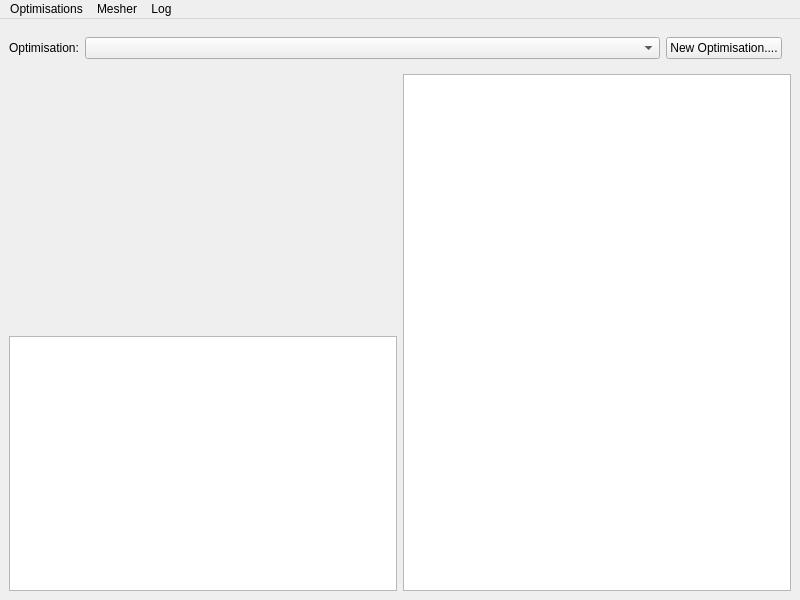
This is Gui/MainWindow.ui in DrBenEvans/AerOptGUI as Qt 5 draws it before an edit. The edited form follows.
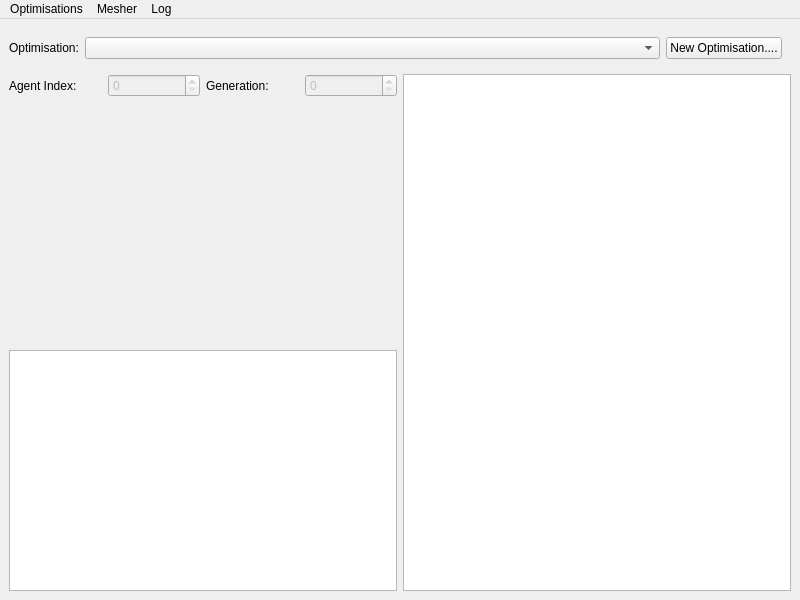
This is the edited form. Custom widgets are drawn as their Qt base class.

What changed in the file:
```diff
--- a/Gui/MainWindow.ui
+++ b/Gui/MainWindow.ui
@@ -58,6 +58,38 @@
      <layout class="QHBoxLayout" name="horizontalLayout_2">
       <item>
        <layout class="QVBoxLayout" name="verticalLayout">
+        <item>
+         <layout class="QGridLayout" name="gridLayout">
+          <item row="0" column="0">
+           <widget class="QLabel" name="agentLabel">
+            <property name="text">
+             <string>Agent Index:</string>
+            </property>
+           </widget>
+          </item>
+          <item row="0" column="1">
+           <widget class="QSpinBox" name="agentSpinBox">
+            <property name="enabled">
+             <bool>false</bool>
+            </property>
+           </widget>
+          </item>
+          <item row="0" column="2">
+           <widget class="QLabel" name="genLabel">
+            <property name="text">
+             <string>Generation:</string>
+            </property>
+           </widget>
+          </item>
+          <item row="0" column="3">
+           <widget class="QSpinBox" name="genSpinBox">
+            <property name="enabled">
+             <bool>false</bool>
+            </property>
+           </widget>
+          </item>
+         </layout>
+        </item>
         <item>
          <widget class="PlotterWidget" name="fitnessPlot" native="true">
           <property name="sizePolicy">
```
